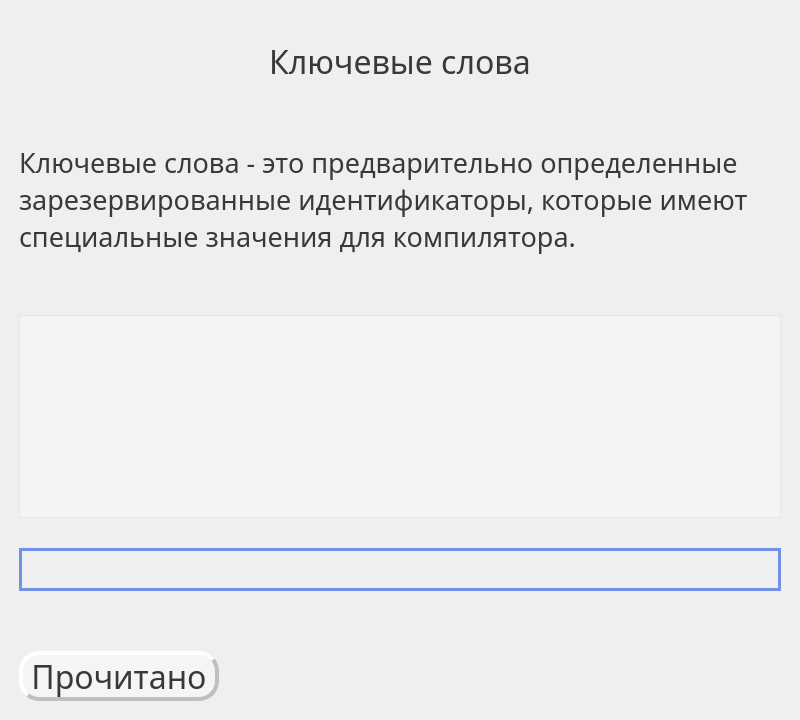
realeedd/techEng, file keywords.ui: the form before one commit.
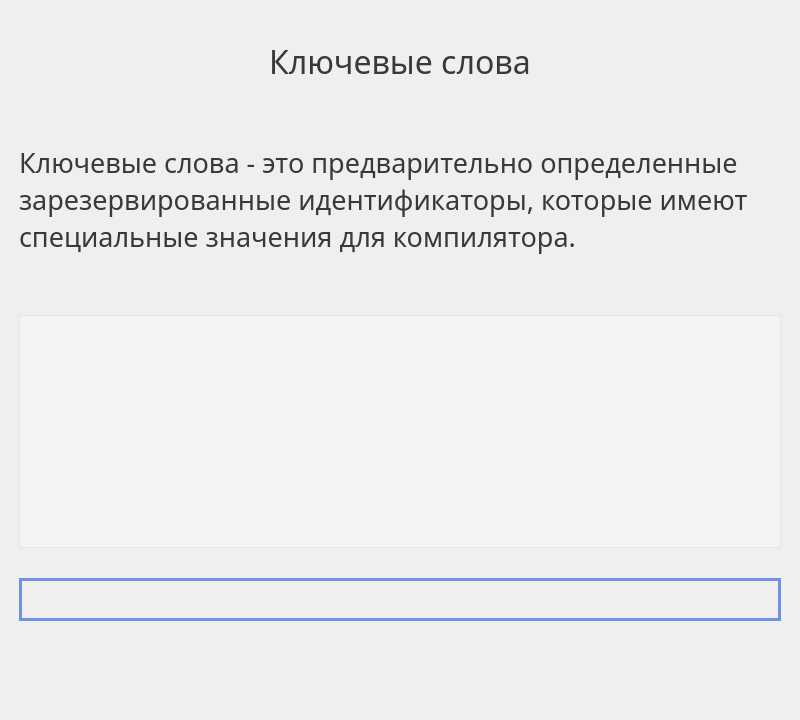
The form after the commit.

```diff
--- a/keywords.ui
+++ b/keywords.ui
@@ -106,6 +106,9 @@
           <property name="spacing">
            <number>30</number>
           </property>
+          <property name="bottomMargin">
+           <number>40</number>
+          </property>
           <item>
            <widget class="QListWidget" name="wordList">
             <property name="font">
@@ -142,53 +145,24 @@
             </property>
            </widget>
           </item>
+          <item>
+           <spacer name="verticalSpacer">
+            <property name="orientation">
+             <enum>Qt::Vertical</enum>
+            </property>
+            <property name="sizeType">
+             <enum>QSizePolicy::Fixed</enum>
+            </property>
+            <property name="sizeHint" stdset="0">
+             <size>
+              <width>20</width>
+              <height>40</height>
+             </size>
+            </property>
+           </spacer>
+          </item>
          </layout>
         </item>
-        <item>
-         <widget class="QPushButton" name="readButton">
-          <property name="sizePolicy">
-           <sizepolicy hsizetype="Fixed" vsizetype="Fixed">
-            <horstretch>0</horstretch>
-            <verstretch>0</verstretch>
-           </sizepolicy>
-          </property>
-          <property name="minimumSize">
-           <size>
-            <width>200</width>
-            <height>50</height>
-           </size>
-          </property>
-          <property name="maximumSize">
-           <size>
-            <width>200</width>
-            <height>50</height>
-           </size>
-          </property>
-          <property name="font">
-           <font>
-            <family>Trebuchet MS</family>
-            <pointsize>24</pointsize>
-            <bold>false</bold>
-           </font>
-          </property>
-          <property name="styleSheet">
-           <string notr="true">QPushButton{background: rgba(255, 255, 255, 0.4);
-border-radius: 20px;
-border-style: outset;
- border-width: 4px;
-border-color:rgb(191, 191, 191);
-color:rgb(57, 57, 57);}
-
-QPushButton:pressed {
-background: rgba(234, 234, 234, 0.6);
-color:rgb(57, 57, 57);
-}</string>
-          </property>
-          <property name="text">
-           <string>Прочитано</string>
-          </property>
-         </widget>
-        </item>
        </layout>
       </item>
      </layout>
```
Left out of the diff: 1 changed line with no effect on the pictures.
